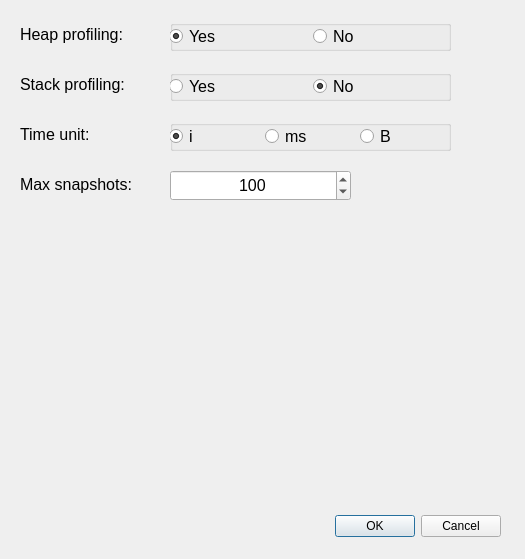
This is QTCreator/2024_Research_MassifCheck/massifoptionswindow.ui in MATF-Software-Verification/2024_Research_MassifCheck as Qt 5 draws it before an edit. The edited form follows.
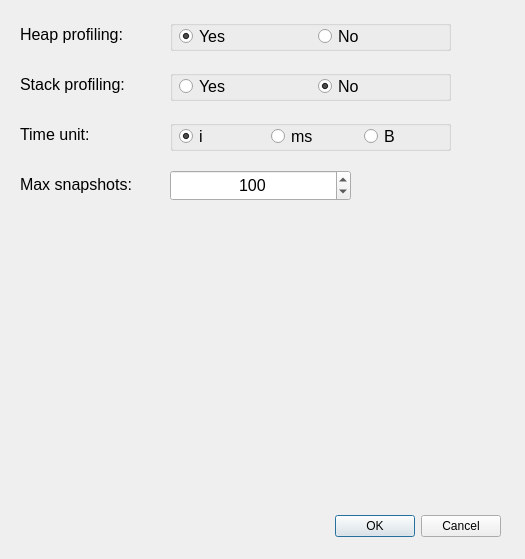
This is the edited form.

Commit message: style: adjust MassifOptions UI group boxes margins for better alignment

What changed in the file:
```diff
--- a/QTCreator/2024_Research_MassifCheck/massifoptionswindow.ui
+++ b/QTCreator/2024_Research_MassifCheck/massifoptionswindow.ui
@@ -107,12 +107,15 @@
    <property name="title">
     <string/>
    </property>
+   <property name="flat">
+    <bool>true</bool>
+   </property>
    <widget class="QWidget" name="horizontalLayoutWidget">
     <property name="geometry">
      <rect>
-      <x>-1</x>
+      <x>9</x>
       <y>-1</y>
-      <width>281</width>
+      <width>271</width>
       <height>35</height>
      </rect>
     </property>
@@ -159,12 +162,15 @@
    <property name="title">
     <string/>
    </property>
+   <property name="flat">
+    <bool>true</bool>
+   </property>
    <widget class="QWidget" name="horizontalLayoutWidget_2">
     <property name="geometry">
      <rect>
-      <x>-1</x>
+      <x>9</x>
       <y>-1</y>
-      <width>281</width>
+      <width>271</width>
       <height>35</height>
      </rect>
     </property>
@@ -211,12 +217,15 @@
    <property name="title">
     <string/>
    </property>
+   <property name="flat">
+    <bool>true</bool>
+   </property>
    <widget class="QWidget" name="horizontalLayoutWidget_3">
     <property name="geometry">
      <rect>
-      <x>-1</x>
+      <x>9</x>
       <y>-1</y>
-      <width>281</width>
+      <width>271</width>
       <height>35</height>
      </rect>
     </property>
```
The commit also changes 1 other file.
